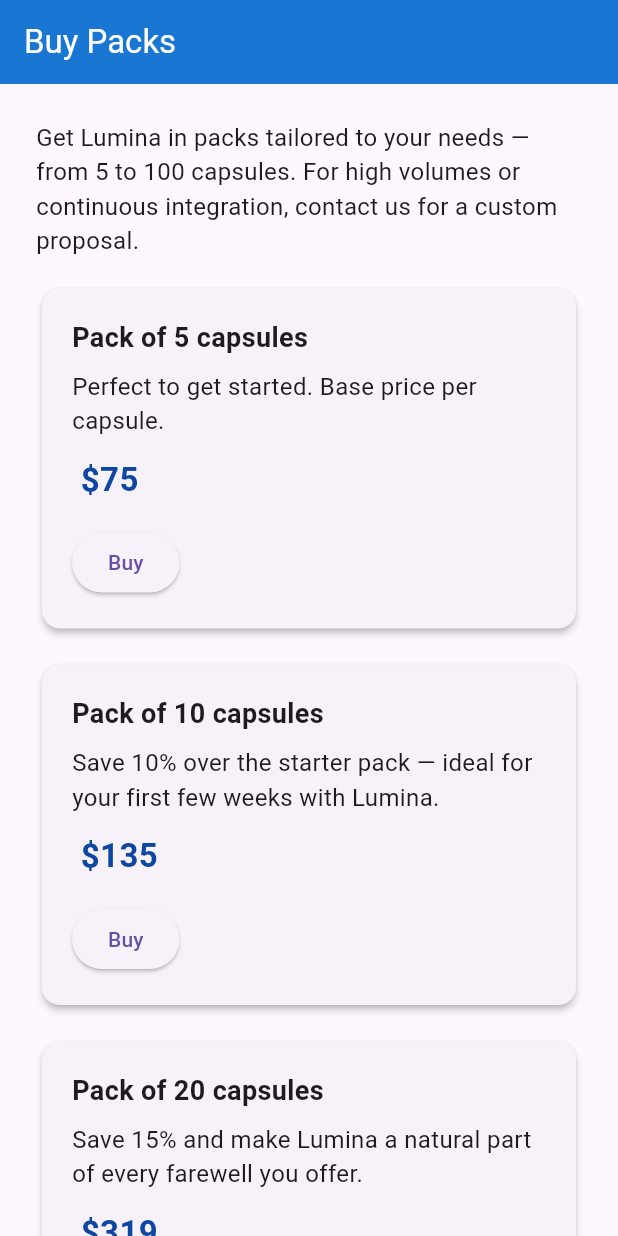
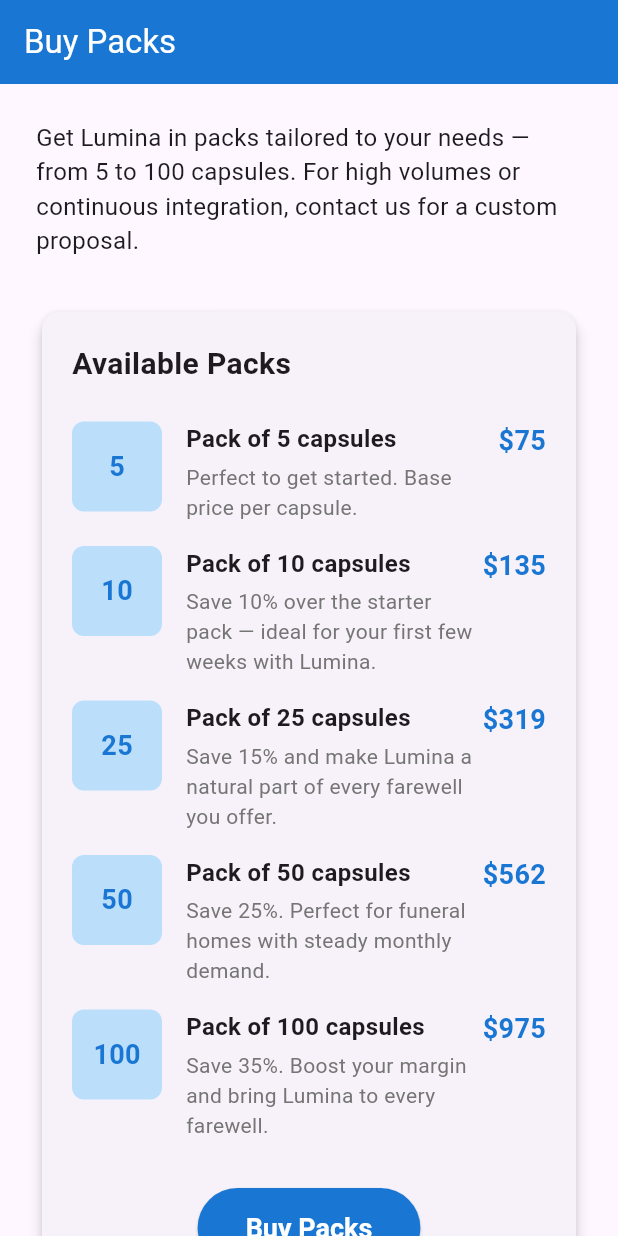
Before and after one commit to wilfredoperezrivero/lumina, a Flutter app: the BuyPacksPage screen opened by its route, on a phone screen of 412 x 824 dp. Run offline on Flutter 3.47's test engine with Material 3 defaults, Android fonts, the phone set to English and light mode, and no system bars; our stand-ins replace file_picker, flutter_dotenv, flutter_riverpod, go_router, pdf, qr_flutter and 2 more; missing offline and left inert: dart:html; accounts and stored records are empty.

Commit message:
Add Pack model and update BuyPacksPage to display available packs. Introduced a new Pack class for managing pack details and refactored the BuyPacksPage to dynamically list packs with their descriptions and prices, enhancing the purchasing experience.

```diff
--- /dev/null
+++ b/lib/models/pack.dart
@@ -0,0 +1,94 @@
+class Pack {
+  final String id;
+  final String? adminId;
+  final String? packType;
+  final DateTime? purchasedAt;
+  final int? capsulesAllowed;
+  final int? capsulesUsed;
+  final String? paymentStatus;
+
+  Pack({
+    required this.id,
+    this.adminId,
+    this.packType,
+    this.purchasedAt,
+    this.capsulesAllowed,
+    this.capsulesUsed,
+    this.paymentStatus,
+  });
+
+  factory Pack.fromJson(Map<String, dynamic> json) {
+    return Pack(
+      id: json['id'],
+      adminId: json['admin_id'],
+      packType: json['pack_type'],
+      purchasedAt: json['purchased_at'] != null
+          ? DateTime.tryParse(json['purchased_at'])
+          : null,
+      capsulesAllowed: json['capsules_allowed'],
+      capsulesUsed: json['capsules_used'],
+      paymentStatus: json['payment_status'],
+    );
+  }
+
+  Map<String, dynamic> toJson() {
+    return {
+      'id': id,
+      if (adminId != null) 'admin_id': adminId,
+      if (packType != null) 'pack_type': packType,
+      if (purchasedAt != null) 'purchased_at': purchasedAt!.toIso8601String(),
+      if (capsulesAllowed != null) 'capsules_allowed': capsulesAllowed,
+      if (capsulesUsed != null) 'capsules_used': capsulesUsed,
+      if (paymentStatus != null) 'payment_status': paymentStatus,
+    };
+  }
+
+  Pack copyWith({
+    String? id,
+    String? adminId,
+    String? packType,
+    DateTime? purchasedAt,
+    int? capsulesAllowed,
+    int? capsulesUsed,
+    String? paymentStatus,
+  }) {
+    return Pack(
+      id: id ?? this.id,
+      adminId: adminId ?? this.adminId,
+      packType: packType ?? this.packType,
+      purchasedAt: purchasedAt ?? this.purchasedAt,
+      capsulesAllowed: capsulesAllowed ?? this.capsulesAllowed,
+      capsulesUsed: capsulesUsed ?? this.capsulesUsed,
+      paymentStatus: paymentStatus ?? this.paymentStatus,
+    );
+  }
+
+  @override
+  String toString() {
+    return 'Pack(id: $id, adminId: $adminId, packType: $packType, purchasedAt: $purchasedAt, capsulesAllowed: $capsulesAllowed, capsulesUsed: $capsulesUsed, paymentStatus: $paymentStatus)';
+  }
+
+  @override
+  bool operator ==(Object other) {
+    if (identical(this, other)) return true;
+    return other is Pack &&
+        other.id == id &&
+        other.adminId == adminId &&
+        other.packType == packType &&
+        other.purchasedAt == purchasedAt &&
+        other.capsulesAllowed == capsulesAllowed &&
+        other.capsulesUsed == capsulesUsed &&
+        other.paymentStatus == paymentStatus;
+  }
+
+  @override
+  int get hashCode {
+    return id.hashCode ^
+        adminId.hashCode ^
+        packType.hashCode ^
+        purchasedAt.hashCode ^
+        capsulesAllowed.hashCode ^
+        capsulesUsed.hashCode ^
+        paymentStatus.hashCode;
+  }
+}
--- a/lib/pages/admin/buy_packs.dart
+++ b/lib/pages/admin/buy_packs.dart
@@ -6,12 +6,49 @@ class BuyPacksPage extends StatelessWidget {
   @override
   Widget build(BuildContext context) {
     final userId = AuthService.currentUser()?.id;
-    String buildLemonSqueezyUrl(String productId) {
-      final base = 'https://luminamemorials.lemonsqueezy.com/buy/';
-      final url = '$base$productId?discount=0';
-      if (userId == null) return url;
-      return '$url&checkout[custom]=$userId';
+    String buildLemonSqueezyUrl() {
+      final base =
+          'https://luminamemorials.lemonsqueezy.com/buy/5a9d4848-1038-48ae-ba71-9c81412c9789';
+      if (userId == null) return base;
+      return '$base?checkout[custom][admin_id]=$userId';
     }
+
+    final packs = [
+      {
+        'title': 'Pack of 5 capsules',
+        'description': 'Perfect to get started. Base price per capsule.',
+        'price': '\$75',
+        'capsules': 5,
+      },
+      {
+        'title': 'Pack of 10 capsules',
+        'description':
+            'Save 10% over the starter pack — ideal for your first few weeks with Lumina.',
+        'price': '\$135',
+        'capsules': 10,
+      },
+      {
+        'title': 'Pack of 25 capsules',
+        'description':
+            'Save 15% and make Lumina a natural part of every farewell you offer.',
+        'price': '\$319',
+        'capsules': 25,
+      },
+      {
+        'title': 'Pack of 50 capsules',
+        'description':
+            'Save 25%. Perfect for funeral homes with steady monthly demand.',
+        'price': '\$562',
+        'capsules': 50,
+      },
+      {
+        'title': 'Pack of 100 capsules',
+        'description':
+            'Save 35%. Boost your margin and bring Lumina to every farewell.',
+        'price': '\$975',
+        'capsules': 100,
+      },
+    ];
 
     return Scaffold(
       appBar: AppBar(
@@ -26,49 +63,51 @@ class BuyPacksPage extends StatelessWidget {
             'Get Lumina in packs tailored to your needs — from 5 to 100 capsules. For high volumes or continuous integration, contact us for a custom proposal.',
             style: TextStyle(fontSize: 16),
           ),
-          SizedBox(height: 16),
-          _PackCard(
-            title: 'Pack of 5 capsules',
-            description: 'Perfect to get started. Base price per capsule.',
-            price: ' \$75',
-            checkoutUrl:
-                buildLemonSqueezyUrl('bca48ea4-d904-4cdd-afab-4d3e104b8dfe'),
+          SizedBox(height: 32),
+          Card(
+            elevation: 4,
+            child: Padding(
+              padding: const EdgeInsets.all(20),
+              child: Column(
+                crossAxisAlignment: CrossAxisAlignment.start,
+                children: [
+                  Text(
+                    'Available Packs',
+                    style: TextStyle(fontWeight: FontWeight.bold, fontSize: 20),
                   ),
                   SizedBox(height: 16),
-          _PackCard(
-            title: 'Pack of 10 capsules',
-            description:
-                'Save 10% over the starter pack — ideal for your first few weeks with Lumina.',
-            price: ' \$135',
-            checkoutUrl:
-                buildLemonSqueezyUrl('bca48ea4-d904-4cdd-afab-4d3e104b8dfe'),
+                  ...packs
+                      .map((pack) => _PackListItem(
+                            title: pack['title'] as String,
+                            description: pack['description'] as String,
+                            price: pack['price'] as String,
+                            capsules: pack['capsules'] as int,
+                          ))
+                      .toList(),
+                  SizedBox(height: 24),
+                  Center(
+                    child: ElevatedButton(
+                      onPressed: () async {
+                        final url = Uri.parse(buildLemonSqueezyUrl());
+                        if (await canLaunchUrl(url)) {
+                          await launchUrl(url,
+                              mode: LaunchMode.externalApplication);
+                        }
+                      },
+                      style: ElevatedButton.styleFrom(
+                        backgroundColor: Colors.blue.shade700,
+                        foregroundColor: Colors.white,
+                        padding:
+                            EdgeInsets.symmetric(horizontal: 32, vertical: 16),
+                        textStyle: TextStyle(
+                            fontSize: 18, fontWeight: FontWeight.bold),
                       ),
-          SizedBox(height: 16),
-          _PackCard(
-            title: 'Pack of 20 capsules',
-            description:
-                'Save 15% and make Lumina a natural part of every farewell you offer.',
-            price: ' \$319',
-            checkoutUrl:
-                buildLemonSqueezyUrl('bca48ea4-d904-4cdd-afab-4d3e104b8dfe'),
+                      child: Text('Buy Packs'),
                     ),
-          SizedBox(height: 16),
-          _PackCard(
-            title: 'Pack of 50 capsules',
-            description:
-                'Save 25%. Perfect for funeral homes with steady monthly demand.',
-            price: ' \$562',
-            checkoutUrl:
-                buildLemonSqueezyUrl('bca48ea4-d904-4cdd-afab-4d3e104b8dfe'),
                   ),
-          SizedBox(height: 16),
-          _PackCard(
-            title: 'Pack of 100 capsules',
-            description:
-                'Save 35%. Boost your margin and bring Lumina to every farewell.',
-            price: ' \$975',
-            checkoutUrl:
-                buildLemonSqueezyUrl('bca48ea4-d904-4cdd-afab-4d3e104b8dfe'),
+                ],
+              ),
+            ),
           ),
           SizedBox(height: 32),
           Card(
@@ -105,54 +144,77 @@ class BuyPacksPage extends StatelessWidget {
   }
 }
 
-class _PackCard extends StatelessWidget {
+class _PackListItem extends StatelessWidget {
   final String title;
   final String description;
   final String price;
-  final bool highlight;
-  final String checkoutUrl;
+  final int capsules;
 
-  const _PackCard({
+  const _PackListItem({
     required this.title,
     required this.description,
     required this.price,
-    required this.checkoutUrl,
-    this.highlight = false,
+    required this.capsules,
   });
 
   @override
   Widget build(BuildContext context) {
-    return Card(
-      color: highlight ? Colors.blue[50] : null,
-      elevation: highlight ? 4 : 2,
-      child: Padding(
-        padding: const EdgeInsets.all(20),
+    return Padding(
+      padding: const EdgeInsets.symmetric(vertical: 8.0),
+      child: Row(
+        crossAxisAlignment: CrossAxisAlignment.start,
+        children: [
+          Container(
+            width: 60,
+            height: 60,
+            decoration: BoxDecoration(
+              color: Colors.blue.shade100,
+              borderRadius: BorderRadius.circular(8),
+            ),
+            child: Center(
+              child: Text(
+                '$capsules',
+                style: TextStyle(
+                  fontSize: 18,
+                  fontWeight: FontWeight.bold,
+                  color: Colors.blue.shade700,
+                ),
+              ),
+            ),
+          ),
+          SizedBox(width: 16),
+          Expanded(
             child: Column(
               crossAxisAlignment: CrossAxisAlignment.start,
               children: [
-            Text(title,
-                style: TextStyle(fontWeight: FontWeight.bold, fontSize: 18)),
-            SizedBox(height: 8),
-            Text(description, style: TextStyle(fontSize: 16)),
-            SizedBox(height: 12),
-            Text(price,
+                Text(
+                  title,
                   style: TextStyle(
                     fontWeight: FontWeight.bold,
-                    fontSize: 22,
-                    color: Colors.blue[900])),
-            SizedBox(height: 16),
-            ElevatedButton(
-              onPressed: () async {
-                final url = Uri.parse(checkoutUrl);
-                if (await canLaunchUrl(url)) {
-                  await launchUrl(url, mode: LaunchMode.externalApplication);
-                }
-              },
-              child: Text('Buy'),
+                    fontSize: 16,
+                  ),
+                ),
+                SizedBox(height: 4),
+                Text(
+                  description,
+                  style: TextStyle(
+                    fontSize: 14,
+                    color: Colors.grey[600],
+                  ),
                 ),
               ],
             ),
           ),
+          Text(
+            price,
+            style: TextStyle(
+              fontWeight: FontWeight.bold,
+              fontSize: 18,
+              color: Colors.blue.shade700,
+            ),
+          ),
+        ],
+      ),
     );
   }
 }
```
Lines whose indentation alone changed are shown as unchanged.
